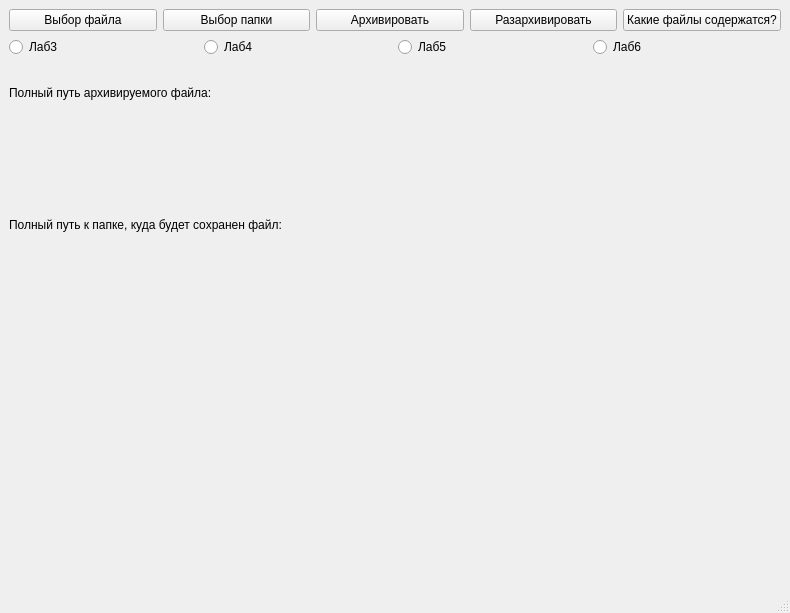
The window that Kotya/mainwindow.ui (DizelforClaSS/Kotya) describes before a commit, drawn with Qt 5.
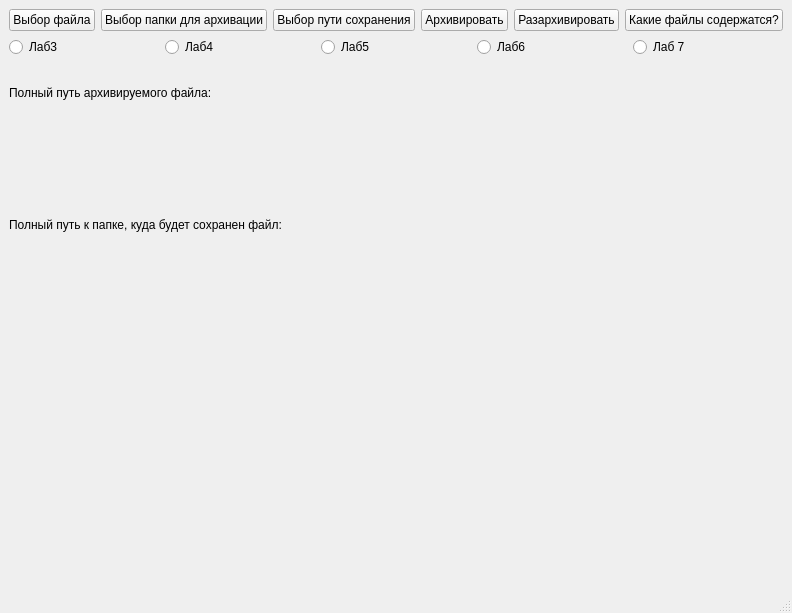
The same window after the commit.

Patch:
```diff
--- a/Kotya/mainwindow.ui
+++ b/Kotya/mainwindow.ui
@@ -27,10 +27,17 @@
         </property>
        </widget>
       </item>
+      <item>
+       <widget class="QPushButton" name="folderButton">
+        <property name="text">
+         <string>Выбор папки для архивации</string>
+        </property>
+       </widget>
+      </item>
       <item>
        <widget class="QPushButton" name="ButtonFindFolder">
         <property name="text">
-         <string>Выбор папки</string>
+         <string>Выбор пути сохранения</string>
         </property>
        </widget>
       </item>
@@ -87,6 +94,13 @@
         </property>
        </widget>
       </item>
+      <item>
+       <widget class="QRadioButton" name="Button_7">
+        <property name="text">
+         <string>Лаб 7</string>
+        </property>
+       </widget>
+      </item>
      </layout>
     </item>
     <item>
```
